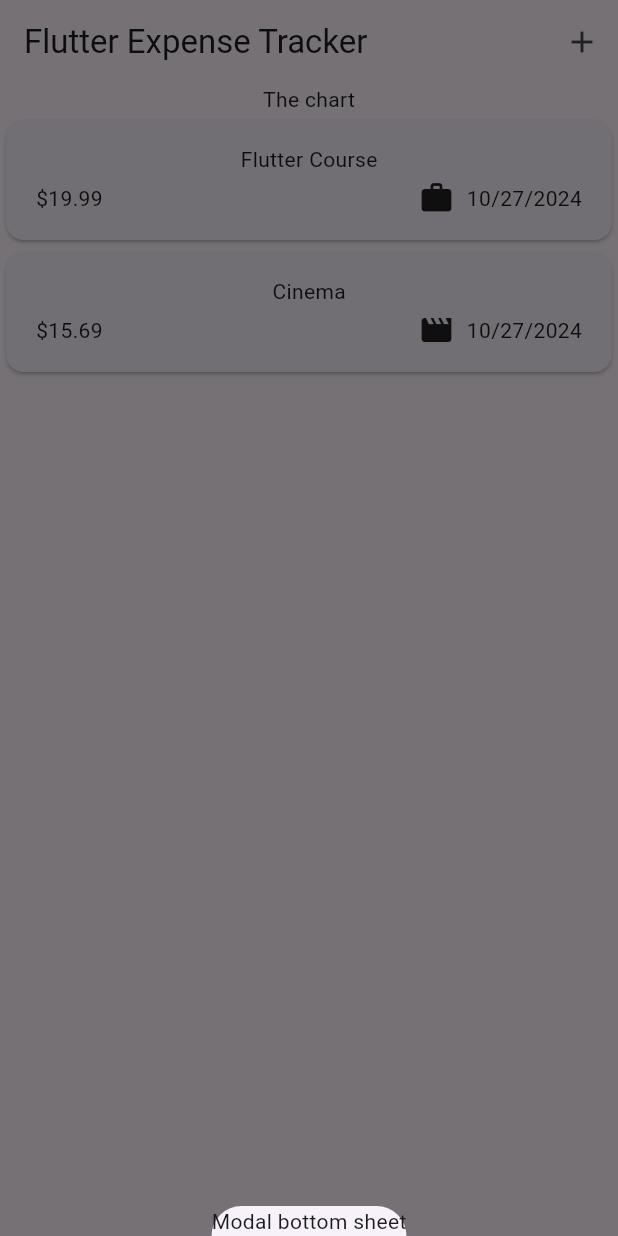
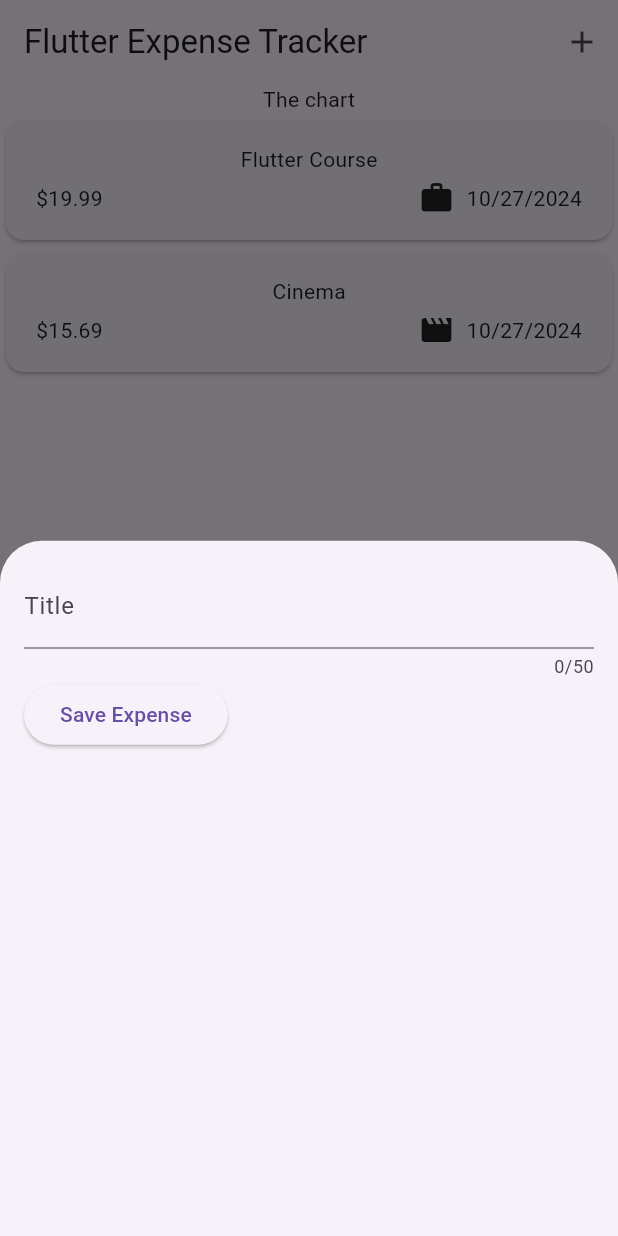
Before and after one commit to Bureau536/expense_tracker, a Flutter app: the screen it shows after launch, after a tap on the "add" icon, on a phone screen of 412 x 824 dp. Run offline on Flutter 3.47's test engine with Material 3 defaults, Android fonts, the phone set to English and light mode, and no system bars.

Commit message:
Lesson 109
Added text field and getting user input.

```diff
--- a/lib/main.dart
+++ b/lib/main.dart
@@ -1,5 +1,5 @@
 import 'package:flutter/material.dart';
-import 'package:expense_tracker/expenses.dart';
+import 'package:expense_tracker/widgets/expenses.dart';
 
 void main() {
   runApp(
--- a/lib/expenses.dart
+++ b/lib/widgets/expenses.dart
@@ -1,5 +1,6 @@
-import 'package:expense_tracker/widgets/expenses_list.dart';
+import 'package:expense_tracker/widgets/expenses_list/expenses_list.dart';
 import 'package:expense_tracker/models/expense.dart';
+import 'package:expense_tracker/widgets/new_expense.dart';
 import 'package:flutter/material.dart';
 
 class Expenses extends StatefulWidget {
@@ -30,7 +31,7 @@ class _ExpensesState extends State<Expenses> {
   void _openAddExpenseOvarlay() {
     showModalBottomSheet(
       context: context,
-      builder: (ctx) => const Text('Modal bottom sheet'),
+      builder: (ctx) => const NewExpense(),
     );
   }
 
--- a/lib/widgets/expenses_list.dart
+++ b/lib/widgets/expenses_list/expenses_list.dart
@@ -1,5 +1,5 @@
 import 'package:expense_tracker/models/expense.dart';
-import 'package:expense_tracker/widgets/expense_item.dart';
+import 'package:expense_tracker/widgets/expenses_list/expense_item.dart';
 import 'package:flutter/material.dart';
 
 class ExpensesList extends StatelessWidget {
--- /dev/null
+++ b/lib/widgets/new_expense.dart
@@ -0,0 +1,46 @@
+import 'package:flutter/material.dart';
+
+class NewExpense extends StatefulWidget {
+  const NewExpense({super.key});
+
+  @override
+  State<NewExpense> createState() {
+    return _NewExpenseState();
+  }
+}
+
+class _NewExpenseState extends State<NewExpense> {
+  var _enteredTitle = '';
+
+  void _saveTitleInput(String inputValue) {
+    _enteredTitle = inputValue;
+  }
+
+  @override
+  Widget build(BuildContext context) {
+    return Padding(
+      padding: const EdgeInsets.all(16),
+      child: Column(
+        children: [
+          TextField(
+            onChanged: _saveTitleInput,
+            maxLength: 50,
+            decoration: const InputDecoration(
+              label: Text('Title'),
+            ),
+          ),
+          Row(
+            children: [
+              ElevatedButton(
+                onPressed: () {
+                  print(_enteredTitle);
+                },
+                child: const Text('Save Expense'),
+              )
+            ],
+          )
+        ],
+      ),
+    );
+  }
+}
```
Also changed, not shown: lib/widgets/expenses_list/expense_item.dart (renamed from lib/widgets/expense_item.dart).
